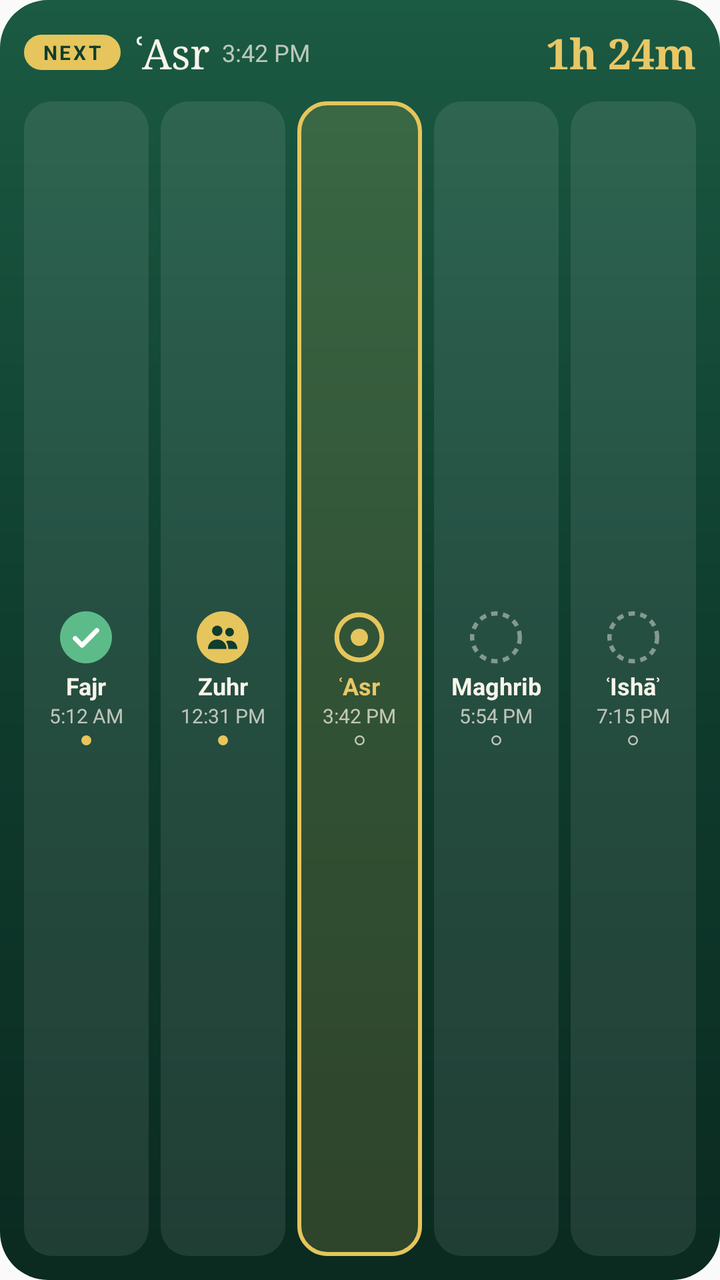
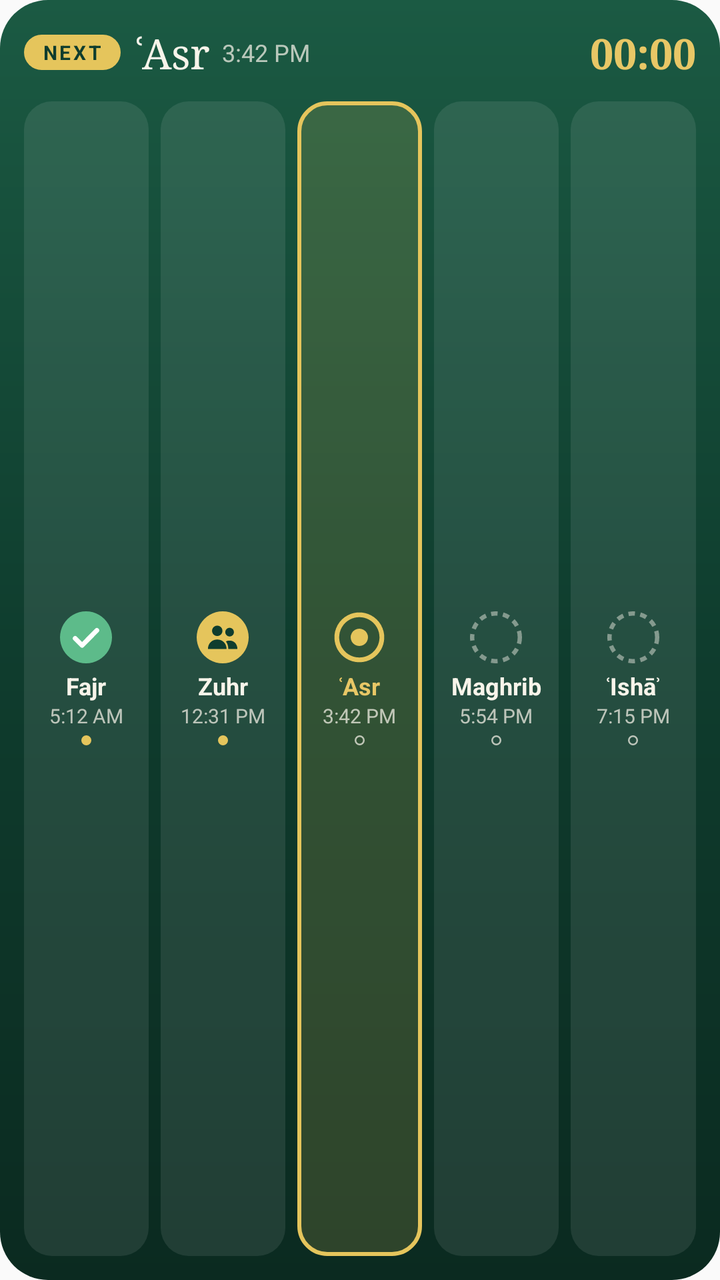

Two renders of the same Android screen: before a commit and after it. Below are the layout's source before the change and the commit's diff.
<!-- AndroidManifest.xml: application theme AppTheme -->
<!-- res/layout/zw_widget_medium.xml -->
<?xml version="1.0" encoding="utf-8"?>
<LinearLayout xmlns:android="http://schemas.android.com/apk/res/android" android:id="@+id/zw_root" android:layout_width="match_parent" android:layout_height="match_parent"
    android:background="@drawable/zw_bg_forest" android:orientation="vertical" android:padding="12dp">
    <LinearLayout android:id="@+id/zw_header" android:layout_width="match_parent" android:layout_height="wrap_content" android:orientation="horizontal" android:gravity="center_vertical">
        <TextView android:id="@+id/zw_tag" android:layout_width="wrap_content" android:layout_height="wrap_content"
            android:background="@drawable/zw_bg_pill_gold" android:paddingStart="9dp" android:paddingEnd="9dp" android:paddingTop="2dp" android:paddingBottom="2dp"
            android:text="Next" android:textAllCaps="true" android:letterSpacing="0.12" android:textColor="@color/zw_forest" android:textSize="10sp" android:textStyle="bold" />
        <TextView android:id="@+id/zw_name" android:layout_width="wrap_content" android:layout_height="wrap_content" android:layout_marginStart="8dp"
            android:fontFamily="serif" android:text="ʿAsr" android:textColor="@color/zw_on_forest" android:textSize="21sp" android:maxLines="1" />
        <TextView android:id="@+id/zw_time" android:layout_width="wrap_content" android:layout_height="wrap_content" android:layout_marginStart="6dp"
            android:text="3:42 PM" android:textColor="@color/zw_on_forest_dim" android:textSize="12sp" android:maxLines="1" />
        <TextView android:id="@+id/zw_countdown" android:layout_width="0dp" android:layout_weight="1" android:layout_height="wrap_content" android:gravity="end"
            android:fontFamily="serif" android:text="1h 24m" android:textColor="@color/zw_gold_text" android:textSize="21sp" android:textStyle="bold" android:maxLines="1" />
    </LinearLayout>
    <LinearLayout android:layout_width="match_parent" android:layout_height="0dp" android:layout_weight="1" android:layout_marginTop="10dp" android:orientation="horizontal">
        <LinearLayout android:id="@+id/zw_p0" android:layout_width="0dp" android:layout_height="match_parent" android:layout_weight="1"
            android:layout_marginStart="0dp" android:layout_marginEnd="3dp" android:orientation="vertical" android:gravity="center"
            android:background="@drawable/zw_bg_tile" android:paddingTop="4dp" android:paddingBottom="4dp">
            <ImageView android:id="@+id/zw_p0_icon" android:layout_width="26dp" android:layout_height="26dp" android:src="@drawable/zw_st_ontime" android:importantForAccessibility="no" />
            <TextView android:id="@+id/zw_p0_name" android:layout_width="wrap_content" android:layout_height="wrap_content" android:layout_marginTop="3dp"
                android:text="Fajr" android:textColor="@color/zw_on_forest" android:textSize="12sp" android:textStyle="bold" android:maxLines="1" />
            <TextView android:id="@+id/zw_p0_time" android:layout_width="wrap_content" android:layout_height="wrap_content"
                android:text="5:12 AM" android:textColor="@color/zw_on_forest_dim" android:textSize="10sp" android:maxLines="1" />
            <ImageView android:id="@+id/zw_p0_dot" android:layout_width="5dp" android:layout_height="5dp" android:layout_marginTop="3dp" android:src="@drawable/zw_dot_on" android:importantForAccessibility="no" />
        </LinearLayout>
        <LinearLayout android:id="@+id/zw_p1" android:layout_width="0dp" android:layout_height="match_parent" android:layout_weight="1"
            android:layout_marginStart="3dp" android:layout_marginEnd="3dp" android:orientation="vertical" android:gravity="center"
            android:background="@drawable/zw_bg_tile" android:paddingTop="4dp" android:paddingBottom="4dp">
            <ImageView android:id="@+id/zw_p1_icon" android:layout_width="26dp" android:layout_height="26dp" android:src="@drawable/zw_st_congregation" android:importantForAccessibility="no" />
            <TextView android:id="@+id/zw_p1_name" android:layout_width="wrap_content" android:layout_height="wrap_content" android:layout_marginTop="3dp"
                android:text="Zuhr" android:textColor="@color/zw_on_forest" android:textSize="12sp" android:textStyle="bold" android:maxLines="1" />
            <TextView android:id="@+id/zw_p1_time" android:layout_width="wrap_content" android:layout_height="wrap_content"
                android:text="12:31 PM" android:textColor="@color/zw_on_forest_dim" android:textSize="10sp" android:maxLines="1" />
            <ImageView android:id="@+id/zw_p1_dot" android:layout_width="5dp" android:layout_height="5dp" android:layout_marginTop="3dp" android:src="@drawable/zw_dot_on" android:importantForAccessibility="no" />
        </LinearLayout>
        <LinearLayout android:id="@+id/zw_p2" android:layout_width="0dp" android:layout_height="match_parent" android:layout_weight="1"
            android:layout_marginStart="3dp" android:layout_marginEnd="3dp" android:orientation="vertical" android:gravity="center"
            android:background="@drawable/zw_bg_tile_focus" android:paddingTop="4dp" android:paddingBottom="4dp">
            <ImageView android:id="@+id/zw_p2_icon" android:layout_width="26dp" android:layout_height="26dp" android:src="@drawable/zw_st_next" android:importantForAccessibility="no" />
            <TextView android:id="@+id/zw_p2_name" android:layout_width="wrap_content" android:layout_height="wrap_content" android:layout_marginTop="3dp"
                android:text="ʿAsr" android:textColor="@color/zw_gold_text" android:textSize="12sp" android:textStyle="bold" android:maxLines="1" />
            <TextView android:id="@+id/zw_p2_time" android:layout_width="wrap_content" android:layout_height="wrap_content"
                android:text="3:42 PM" android:textColor="@color/zw_on_forest_dim" android:textSize="10sp" android:maxLines="1" />
            <ImageView android:id="@+id/zw_p2_dot" android:layout_width="5dp" android:layout_height="5dp" android:layout_marginTop="3dp" android:src="@drawable/zw_dot_off_forest" android:importantForAccessibility="no" />
        </LinearLayout>
        <LinearLayout android:id="@+id/zw_p3" android:layout_width="0dp" android:layout_height="match_parent" android:layout_weight="1"
            android:layout_marginStart="3dp" android:layout_marginEnd="3dp" android:orientation="vertical" android:gravity="center"
            android:background="@drawable/zw_bg_tile" android:paddingTop="4dp" android:paddingBottom="4dp">
            <ImageView android:id="@+id/zw_p3_icon" android:layout_width="26dp" android:layout_height="26dp" android:src="@drawable/zw_ring_upcoming_forest" android:importantForAccessibility="no" />
            <TextView android:id="@+id/zw_p3_name" android:layout_width="wrap_content" android:layout_height="wrap_content" android:layout_marginTop="3dp"
                android:text="Maghrib" android:textColor="@color/zw_on_forest" android:textSize="12sp" android:textStyle="bold" android:maxLines="1" />
            <TextView android:id="@+id/zw_p3_time" android:layout_width="wrap_content" android:layout_height="wrap_content"
                android:text="5:54 PM" android:textColor="@color/zw_on_forest_dim" android:textSize="10sp" android:maxLines="1" />
            <ImageView android:id="@+id/zw_p3_dot" android:layout_width="5dp" android:layout_height="5dp" android:layout_marginTop="3dp" android:src="@drawable/zw_dot_off_forest" android:importantForAccessibility="no" />
        </LinearLayout>
        <LinearLayout android:id="@+id/zw_p4" android:layout_width="0dp" android:layout_height="match_parent" android:layout_weight="1"
            android:layout_marginStart="3dp" android:layout_marginEnd="0dp" android:orientation="vertical" android:gravity="center"
            android:background="@drawable/zw_bg_tile" android:paddingTop="4dp" android:paddingBottom="4dp">
            <ImageView android:id="@+id/zw_p4_icon" android:layout_width="26dp" android:layout_height="26dp" android:src="@drawable/zw_ring_upcoming_forest" android:importantForAccessibility="no" />
            <TextView android:id="@+id/zw_p4_name" android:layout_width="wrap_content" android:layout_height="wrap_content" android:layout_marginTop="3dp"
                android:text="ʿIshāʾ" android:textColor="@color/zw_on_forest" android:textSize="12sp" android:textStyle="bold" android:maxLines="1" />
            <TextView android:id="@+id/zw_p4_time" android:layout_width="wrap_content" android:layout_height="wrap_content"
                android:text="7:15 PM" android:textColor="@color/zw_on_forest_dim" android:textSize="10sp" android:maxLines="1" />
            <ImageView android:id="@+id/zw_p4_dot" android:layout_width="5dp" android:layout_height="5dp" android:layout_marginTop="3dp" android:src="@drawable/zw_dot_off_forest" android:importantForAccessibility="no" />
        </LinearLayout>
    </LinearLayout>
</LinearLayout>
<!-- resources referenced by this layout -->
<resources>
  <color name="zw_forest">#0F3D2E</color>
  <color name="zw_gold_text">#E8C766</color>
  <color name="zw_on_forest">#F8F4EA</color>
  <color name="zw_on_forest_dim">#B8F8F4EA</color>
  <!-- drawable zw_bg_forest (drawable) -->
  <?xml version="1.0" encoding="utf-8"?>
  <shape xmlns:android="http://schemas.android.com/apk/res/android" android:shape="rectangle">
      <gradient android:angle="270" android:startColor="@color/zw_forest_top" android:centerColor="@color/zw_forest" android:endColor="@color/zw_forest_bottom" />
      <corners android:radius="24dp" />
  </shape>
  <!-- drawable zw_bg_pill_gold (drawable) -->
  <?xml version="1.0" encoding="utf-8"?>
  <shape xmlns:android="http://schemas.android.com/apk/res/android" android:shape="rectangle">
      <solid android:color="@color/zw_gold" />
      <corners android:radius="999dp" />
  </shape>
  <!-- drawable zw_bg_tile (drawable) -->
  <?xml version="1.0" encoding="utf-8"?>
  <shape xmlns:android="http://schemas.android.com/apk/res/android" android:shape="rectangle">
      <solid android:color="@color/zw_tile" />
      <corners android:radius="14dp" />
  </shape>
  <!-- drawable zw_bg_tile_focus (drawable) -->
  <?xml version="1.0" encoding="utf-8"?>
  <shape xmlns:android="http://schemas.android.com/apk/res/android" android:shape="rectangle">
      <solid android:color="@color/zw_tile_focus" />
      <stroke android:width="2dp" android:color="@color/zw_gold" />
      <corners android:radius="14dp" />
  </shape>
  <!-- drawable zw_dot_off_forest (drawable) -->
  <?xml version="1.0" encoding="utf-8"?>
  <shape xmlns:android="http://schemas.android.com/apk/res/android" android:shape="oval">
      <size android:width="6dp" android:height="6dp" />
      <stroke android:width="1dp" android:color="@color/zw_on_forest_dim" />
  </shape>
  <!-- drawable zw_dot_on (drawable) -->
  <?xml version="1.0" encoding="utf-8"?>
  <shape xmlns:android="http://schemas.android.com/apk/res/android" android:shape="oval">
      <size android:width="6dp" android:height="6dp" />
      <solid android:color="@color/zw_gold" />
  </shape>
  <!-- drawable zw_ring_upcoming_forest (drawable) -->
  <?xml version="1.0" encoding="utf-8"?>
  <shape xmlns:android="http://schemas.android.com/apk/res/android" android:shape="oval">
      <size android:width="24dp" android:height="24dp" />
      <stroke android:width="2dp" android:color="@color/zw_on_forest_faint" android:dashWidth="3dp" android:dashGap="2.5dp" />
  </shape>
  <!-- drawable zw_st_next (drawable) -->
  <?xml version="1.0" encoding="utf-8"?>
  <vector xmlns:android="http://schemas.android.com/apk/res/android" android:width="24dp" android:height="24dp" android:viewportWidth="24" android:viewportHeight="24">
      <path android:strokeColor="@color/zw_gold" android:strokeWidth="2.2" android:pathData="M12,1.6a10.4,10.4 0 1,0 0.001,0z" />
      <path android:fillColor="@color/zw_gold" android:pathData="M12,8a4,4 0 1,0 0.001,0z" />
  </vector>
  <style name="AppTheme" parent="Theme.AppCompat.Light.DarkActionBar">
          
          <item name="colorPrimary">@color/colorPrimary</item>
          <item name="colorPrimaryDark">@color/colorPrimaryDark</item>
          <item name="colorAccent">@color/colorAccent</item>
      </style>
  <color name="zw_forest_top">#1B5A43</color>
  <color name="zw_forest_bottom">#0B2A20</color>
  <color name="zw_gold">#E5C55C</color>
  <color name="zw_tile">#17FFFFFF</color>
  <color name="zw_tile_focus">#29E5C55C</color>
  <color name="zw_on_forest_faint">#73F8F4EA</color>
  <color name="zw_congregation">#E5C55C</color>
  <color name="zw_ontime">#5DBB8A</color>
  <color name="zw_mark_ink">#FFFFFF</color>
  <!-- unchanged entries left out for length: 2 -->
</resources>

<!-- the commit's change to res/layout/zw_widget_medium.xml (unified diff, before → after) -->
@@ -9,8 +9,8 @@
             android:fontFamily="serif" android:text="ʿAsr" android:textColor="@color/zw_on_forest" android:textSize="21sp" android:maxLines="1" />
         <TextView android:id="@+id/zw_time" android:layout_width="wrap_content" android:layout_height="wrap_content" android:layout_marginStart="6dp"
             android:text="3:42 PM" android:textColor="@color/zw_on_forest_dim" android:textSize="12sp" android:maxLines="1" />
-        <TextView android:id="@+id/zw_countdown" android:layout_width="0dp" android:layout_weight="1" android:layout_height="wrap_content" android:gravity="end"
-            android:fontFamily="serif" android:text="1h 24m" android:textColor="@color/zw_gold_text" android:textSize="21sp" android:textStyle="bold" android:maxLines="1" />
+        <Chronometer android:id="@+id/zw_countdown" android:countDown="true" android:layout_width="0dp" android:layout_weight="1" android:layout_height="wrap_content" android:gravity="end"
+            android:fontFamily="serif" android:textColor="@color/zw_gold_text" android:textSize="21sp" android:textStyle="bold" android:maxLines="1" />
     </LinearLayout>
     <LinearLayout android:layout_width="match_parent" android:layout_height="0dp" android:layout_weight="1" android:layout_marginTop="10dp" android:orientation="horizontal">
         <LinearLayout android:id="@+id/zw_p0" android:layout_width="0dp" android:layout_height="match_parent" android:layout_weight="1"
